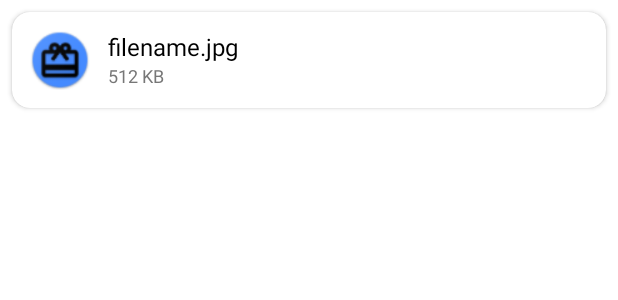
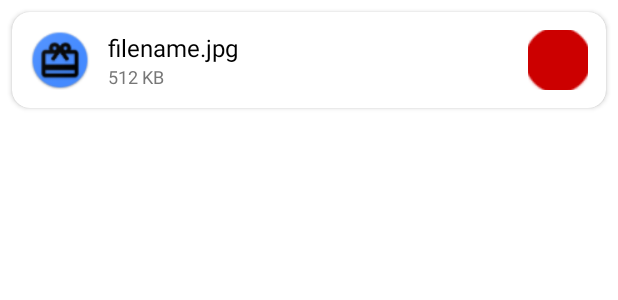
Before and after one commit to Vishalsnw/Whatsapp_pro, an Android app: the layout item_file.xml on its own in the app's theme, with its tools: preview values and no code run, on a phone screen of 412 x 824 dp. Shown: the top 300 px of the screen. Run offline under Robolectric (Android 15) with nearby library versions, the phone set to English and light mode, and no system bars.

Commit message:
Update item_file.xml

```diff
--- a/app/src/main/res/layout/item_file.xml
+++ b/app/src/main/res/layout/item_file.xml
@@ -11,7 +11,8 @@
         android:layout_width="match_parent"
         android:layout_height="wrap_content"
         android:orientation="horizontal"
-        android:padding="12dp">
+        android:padding="12dp"
+        android:gravity="center_vertical">
 
         <ImageView
             android:id="@+id/fileIcon"
@@ -27,7 +28,7 @@
             android:orientation="vertical">
 
             <TextView
-                android:id="@+id/fileName"
+                android:id="@+id/tvFileName"
                 android:layout_width="wrap_content"
                 android:layout_height="wrap_content"
                 android:text="filename.jpg"
@@ -37,7 +38,7 @@
                 android:ellipsize="end" />
 
             <TextView
-                android:id="@+id/fileSize"
+                android:id="@+id/tvFileSize"
                 android:layout_width="wrap_content"
                 android:layout_height="wrap_content"
                 android:text="512 KB"
@@ -45,5 +46,15 @@
                 android:textSize="12sp" />
         </LinearLayout>
 
+        <ImageButton
+            android:id="@+id/btnDelete"
+            android:layout_width="40dp"
+            android:layout_height="40dp"
+            android:layout_marginStart="12dp"
+            android:background="?attr/selectableItemBackgroundBorderless"
+            android:src="@drawable/ic_delete_24"
+            android:contentDescription="Delete File"
+            android:tint="@android:color/holo_red_dark" />
     </LinearLayout>
+
 </androidx.cardview.widget.CardView>
```
